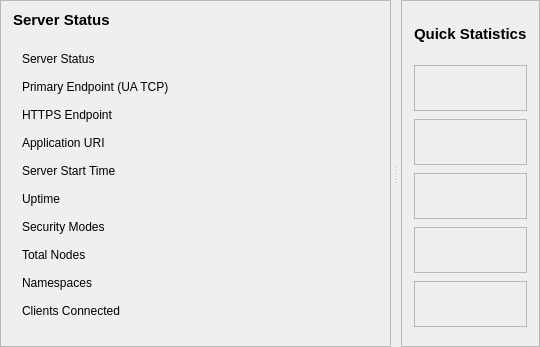
sanny32/OpenUaSim, file src/ui/pages/statuspage.ui: the form before one commit.
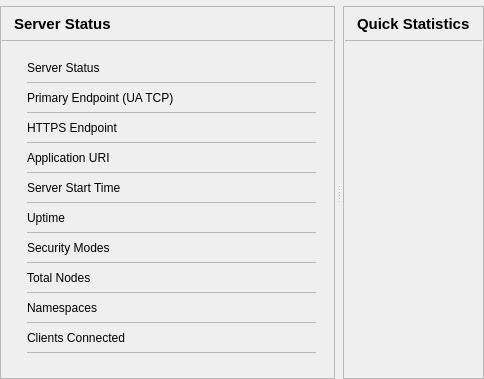
The form after the commit. Custom widgets are drawn as their Qt base class.

```diff
--- a/src/ui/pages/statuspage.ui
+++ b/src/ui/pages/statuspage.ui
@@ -10,7 +10,7 @@
     <number>0</number>
    </property>
    <property name="topMargin">
-    <number>0</number>
+    <number>6</number>
    </property>
    <property name="rightMargin">
     <number>0</number>
@@ -27,7 +27,7 @@
       <bool>false</bool>
      </property>
      <property name="handleWidth">
-      <number>10</number>
+      <number>8</number>
      </property>
      <widget class="QFrame" name="serverStatusPanel">
       <property name="frameShape">
@@ -41,19 +41,33 @@
       </property>
       <layout class="QVBoxLayout" name="serverStatusPanelLayout">
        <property name="spacing">
-        <number>14</number>
+        <number>0</number>
        </property>
        <property name="leftMargin">
+        <number>1</number>
+       </property>
+       <property name="topMargin">
+        <number>1</number>
+       </property>
+       <property name="rightMargin">
+        <number>1</number>
+       </property>
+       <property name="bottomMargin">
+        <number>1</number>
+       </property>
+       <item>
+        <layout class="QHBoxLayout" name="serverStatusPanelHeaderLayout">
+         <property name="leftMargin">
         <number>12</number>
        </property>
        <property name="topMargin">
-        <number>10</number>
+          <number>5</number>
        </property>
        <property name="rightMargin">
         <number>12</number>
        </property>
        <property name="bottomMargin">
-        <number>12</number>
+          <number>5</number>
        </property>
        <item>
         <widget class="QLabel" name="serverStatusTitle">
@@ -66,26 +80,99 @@
          <property name="text">
           <string>Server Status</string>
          </property>
-        </widget>
-       </item>
+           <property name="minimumSize">
+            <size>
+             <width>0</width>
+             <height>22</height>
+            </size>
+           </property>
+          </widget>
+         </item>
+        </layout>
+       </item>
+       <item>
+        <widget class="QFrame" name="serverStatusPanelSeparator">
+         <property name="frameShape">
+          <enum>QFrame::StyledPanel</enum>
+         </property>
+         <property name="minimumSize">
+          <size>
+           <width>0</width>
+           <height>1</height>
+          </size>
+         </property>
+         <property name="maximumSize">
+          <size>
+           <width>16777215</width>
+           <height>1</height>
+          </size>
+         </property>
+         <property name="separator" stdset="0">
+          <bool>true</bool>
+         </property>
+        </widget>
+       </item>
+       <item>
+        <widget class="QScrollArea" name="serverStatusPanelScroll">
+         <property name="frameShape">
+          <enum>QFrame::NoFrame</enum>
+         </property>
+         <property name="widgetResizable">
+          <bool>true</bool>
+         </property>
+         <property name="horizontalScrollBarPolicy">
+          <enum>Qt::ScrollBarAlwaysOff</enum>
+         </property>
+         <property name="panelBody" stdset="0">
+          <bool>true</bool>
+         </property>
+         <widget class="QWidget" name="serverStatusPanelBody">
+          <layout class="QVBoxLayout" name="serverStatusPanelBodyLayout">
+           <property name="spacing">
+            <number>8</number>
+           </property>
+           <property name="leftMargin">
+            <number>16</number>
+           </property>
+           <property name="topMargin">
+            <number>8</number>
+           </property>
+           <property name="rightMargin">
+            <number>16</number>
+           </property>
+           <property name="bottomMargin">
+            <number>8</number>
+           </property>
        <item>
         <widget class="QWidget" name="statusFormHost">
-         <layout class="QGridLayout" name="statusForm" columnstretch="0,1" columnminimumwidth="300,0">
+             <layout class="QGridLayout" name="statusForm" columnstretch="0,1" columnminimumwidth="250,0">
           <property name="horizontalSpacing">
-           <number>40</number>
+               <number>32</number>
           </property>
           <property name="verticalSpacing">
-           <number>14</number>
+               <number>5</number>
           </property>
           <item row="0" column="0">
            <widget class="QLabel" name="serverStatusLabel">
             <property name="text">
              <string>Server Status</string>
             </property>
+                <property name="minimumSize">
+                 <size>
+                  <width>0</width>
+                  <height>19</height>
+                 </size>
+                </property>
            </widget>
           </item>
           <item row="0" column="1">
            <widget class="StatusIndicator" name="serverStatusIndicator" native="true">
+                <property name="minimumSize">
+                 <size>
+                  <width>0</width>
+                  <height>19</height>
+                 </size>
+                </property>
             <property name="sizePolicy">
              <sizepolicy hsizetype="Expanding" vsizetype="Preferred">
               <horstretch>0</horstretch>
@@ -94,18 +181,52 @@
             </property>
            </widget>
           </item>
-          <item row="1" column="0">
+              <item row="1" column="0" rowspan="1" colspan="2">
+               <widget class="QFrame" name="statusRowSeparator1">
+                <property name="frameShape">
+                 <enum>QFrame::StyledPanel</enum>
+                </property>
+                <property name="minimumSize">
+                 <size>
+                  <width>0</width>
+                  <height>1</height>
+                 </size>
+                </property>
+                <property name="maximumSize">
+                 <size>
+                  <width>16777215</width>
+                  <height>1</height>
+                 </size>
+                </property>
+                <property name="separator" stdset="0">
+                 <bool>true</bool>
+                </property>
+               </widget>
+              </item>
+              <item row="2" column="0">
            <widget class="QLabel" name="primaryEndpointLabel">
             <property name="text">
              <string>Primary Endpoint (UA TCP)</string>
             </property>
-           </widget>
-          </item>
-          <item row="1" column="1">
+                <property name="minimumSize">
+                 <size>
+                  <width>0</width>
+                  <height>19</height>
+                 </size>
+                </property>
+               </widget>
+              </item>
+              <item row="2" column="1">
            <widget class="QLabel" name="primaryEndpointValue">
             <property name="text">
              <string/>
             </property>
+                <property name="minimumSize">
+                 <size>
+                  <width>0</width>
+                  <height>19</height>
+                 </size>
+                </property>
             <property name="sizePolicy">
              <sizepolicy hsizetype="Expanding" vsizetype="Preferred">
               <horstretch>0</horstretch>
@@ -114,15 +235,49 @@
             </property>
            </widget>
           </item>
-          <item row="2" column="0">
+              <item row="3" column="0" rowspan="1" colspan="2">
+               <widget class="QFrame" name="statusRowSeparator2">
+                <property name="frameShape">
+                 <enum>QFrame::StyledPanel</enum>
+                </property>
+                <property name="minimumSize">
+                 <size>
+                  <width>0</width>
+                  <height>1</height>
+                 </size>
+                </property>
+                <property name="maximumSize">
+                 <size>
+                  <width>16777215</width>
+                  <height>1</height>
+                 </size>
+                </property>
+                <property name="separator" stdset="0">
+                 <bool>true</bool>
+                </property>
+               </widget>
+              </item>
+              <item row="4" column="0">
            <widget class="QLabel" name="httpsEndpointLabel">
             <property name="text">
              <string>HTTPS Endpoint</string>
             </property>
-           </widget>
-          </item>
-          <item row="2" column="1">
+                <property name="minimumSize">
+                 <size>
+                  <width>0</width>
+                  <height>19</height>
+                 </size>
+                </property>
+               </widget>
+              </item>
+              <item row="4" column="1">
            <widget class="StatusIndicator" name="httpsIndicator" native="true">
+                <property name="minimumSize">
+                 <size>
+                  <width>0</width>
+                  <height>19</height>
+                 </size>
+                </property>
             <property name="sizePolicy">
              <sizepolicy hsizetype="Expanding" vsizetype="Preferred">
               <horstretch>0</horstretch>
@@ -131,18 +286,52 @@
             </property>
            </widget>
           </item>
-          <item row="3" column="0">
+              <item row="5" column="0" rowspan="1" colspan="2">
+               <widget class="QFrame" name="statusRowSeparator3">
+                <property name="frameShape">
+                 <enum>QFrame::StyledPanel</enum>
+                </property>
+                <property name="minimumSize">
+                 <size>
+                  <width>0</width>
+                  <height>1</height>
+                 </size>
+                </property>
+                <property name="maximumSize">
+                 <size>
+                  <width>16777215</width>
+                  <height>1</height>
+                 </size>
+                </property>
+                <property name="separator" stdset="0">
+                 <bool>true</bool>
+                </property>
+               </widget>
+              </item>
+              <item row="6" column="0">
            <widget class="QLabel" name="applicationUriLabel">
             <property name="text">
              <string>Application URI</string>
             </property>
-           </widget>
-          </item>
-          <item row="3" column="1">
+                <property name="minimumSize">
+                 <size>
+                  <width>0</width>
+                  <height>19</height>
+                 </size>
+                </property>
+               </widget>
+              </item>
+              <item row="6" column="1">
            <widget class="QLabel" name="applicationUriValue">
             <property name="text">
              <string/>
             </property>
+                <property name="minimumSize">
+                 <size>
+                  <width>0</width>
+                  <height>19</height>
+                 </size>
+                </property>
             <property name="sizePolicy">
              <sizepolicy hsizetype="Expanding" vsizetype="Preferred">
               <horstretch>0</horstretch>
@@ -151,18 +340,52 @@
             </property>
            </widget>
           </item>
-          <item row="4" column="0">
+              <item row="7" column="0" rowspan="1" colspan="2">
+               <widget class="QFrame" name="statusRowSeparator4">
+                <property name="frameShape">
+                 <enum>QFrame::StyledPanel</enum>
+                </property>
+                <property name="minimumSize">
+                 <size>
+                  <width>0</width>
+                  <height>1</height>
+                 </size>
+                </property>
+                <property name="maximumSize">
+                 <size>
+                  <width>16777215</width>
+                  <height>1</height>
+                 </size>
+                </property>
+                <property name="separator" stdset="0">
+                 <bool>true</bool>
+                </property>
+               </widget>
+              </item>
+              <item row="8" column="0">
            <widget class="QLabel" name="startTimeLabel">
             <property name="text">
              <string>Server Start Time</string>
             </property>
-           </widget>
-          </item>
-          <item row="4" column="1">
+                <property name="minimumSize">
+                 <size>
+                  <width>0</width>
+                  <height>19</height>
+                 </size>
+                </property>
+               </widget>
+              </item>
+              <item row="8" column="1">
            <widget class="QLabel" name="startTimeValue">
             <property name="text">
              <string/>
             </property>
+                <property name="minimumSize">
+                 <size>
+                  <width>0</width>
+                  <height>19</height>
+                 </size>
+                </property>
             <property name="sizePolicy">
              <sizepolicy hsizetype="Expanding" vsizetype="Preferred">
               <horstretch>0</horstretch>
@@ -171,18 +394,52 @@
             </property>
            </widget>
           </item>
-          <item row="5" column="0">
+              <item row="9" column="0" rowspan="1" colspan="2">
+               <widget class="QFrame" name="statusRowSeparator5">
+                <property name="frameShape">
+                 <enum>QFrame::StyledPanel</enum>
+                </property>
+                <property name="minimumSize">
+                 <size>
+                  <width>0</width>
+                  <height>1</height>
+                 </size>
+                </property>
+                <property name="maximumSize">
+                 <size>
+                  <width>16777215</width>
+                  <height>1</height>
+                 </size>
+                </property>
+                <property name="separator" stdset="0">
+                 <bool>true</bool>
+                </property>
+               </widget>
+              </item>
+              <item row="10" column="0">
            <widget class="QLabel" name="uptimeLabel">
             <property name="text">
              <string>Uptime</string>
             </property>
-           </widget>
-          </item>
-          <item row="5" column="1">
+                <property name="minimumSize">
+                 <size>
+                  <width>0</width>
+                  <height>19</height>
+                 </size>
+                </property>
+               </widget>
+              </item>
+              <item row="10" column="1">
            <widget class="QLabel" name="uptimeValue">
             <property name="text">
              <string/>
             </property>
+                <property name="minimumSize">
+                 <size>
+                  <width>0</width>
+                  <height>19</height>
+                 </size>
+                </property>
             <property name="sizePolicy">
              <sizepolicy hsizetype="Expanding" vsizetype="Preferred">
               <horstretch>0</horstretch>
@@ -191,18 +448,52 @@
             </property>
            </widget>
           </item>
-          <item row="6" column="0">
+              <item row="11" column="0" rowspan="1" colspan="2">
+               <widget class="QFrame" name="statusRowSeparator6">
+                <property name="frameShape">
+                 <enum>QFrame::StyledPanel</enum>
+                </property>
+                <property name="minimumSize">
+                 <size>
+                  <width>0</width>
+                  <height>1</height>
+                 </size>
+                </property>
+                <property name="maximumSize">
+                 <size>
+                  <width>16777215</width>
+                  <height>1</height>
+                 </size>
+                </property>
+                <property name="separator" stdset="0">
+                 <bool>true</bool>
+                </property>
+               </widget>
+              </item>
+              <item row="12" column="0">
            <widget class="QLabel" name="securityModesLabel">
             <property name="text">
              <string>Security Modes</string>
             </property>
-           </widget>
-          </item>
-          <item row="6" column="1">
+                <property name="minimumSize">
+                 <size>
+                  <width>0</width>
+                  <height>19</height>
+                 </size>
+                </property>
+               </widget>
+              </item>
+              <item row="12" column="1">
            <widget class="QLabel" name="securityModesValue">
             <property name="text">
              <string/>
             </property>
+                <property name="minimumSize">
+                 <size>
+                  <width>0</width>
+                  <height>19</height>
+                 </size>
+                </property>
             <property name="sizePolicy">
              <sizepolicy hsizetype="Expanding" vsizetype="Preferred">
               <horstretch>0</horstretch>
@@ -211,18 +502,52 @@
             </property>
            </widget>
           </item>
-          <item row="7" column="0">
+              <item row="13" column="0" rowspan="1" colspan="2">
+               <widget class="QFrame" name="statusRowSeparator7">
+                <property name="frameShape">
+                 <enum>QFrame::StyledPanel</enum>
+                </property>
+                <property name="minimumSize">
+                 <size>
+                  <width>0</width>
+                  <height>1</height>
+                 </size>
+                </property>
+                <property name="maximumSize">
+                 <size>
+                  <width>16777215</width>
+                  <height>1</height>
+                 </size>
+                </property>
+                <property name="separator" stdset="0">
+                 <bool>true</bool>
+                </property>
+               </widget>
+              </item>
+              <item row="14" column="0">
            <widget class="QLabel" name="totalNodesLabel">
             <property name="text">
              <string>Total Nodes</string>
             </property>
-           </widget>
-          </item>
-          <item row="7" column="1">
+                <property name="minimumSize">
+                 <size>
+                  <width>0</width>
+                  <height>19</height>
+                 </size>
+                </property>
+               </widget>
+              </item>
+              <item row="14" column="1">
            <widget class="QLabel" name="totalNodesValue">
             <property name="text">
              <string/>
             </property>
+                <property name="minimumSize">
+                 <size>
+                  <width>0</width>
+                  <height>19</height>
+                 </size>
+                </property>
             <property name="sizePolicy">
              <sizepolicy hsizetype="Expanding" vsizetype="Preferred">
               <horstretch>0</horstretch>
@@ -231,18 +556,52 @@
             </property>
            </widget>
           </item>
-          <item row="8" column="0">
+              <item row="15" column="0" rowspan="1" colspan="2">
+               <widget class="QFrame" name="statusRowSeparator8">
+                <property name="frameShape">
+                 <enum>QFrame::StyledPanel</enum>
+                </property>
+                <property name="minimumSize">
+                 <size>
+                  <width>0</width>
+                  <height>1</height>
+                 </size>
+                </property>
+                <property name="maximumSize">
+                 <size>
+                  <width>16777215</width>
+                  <height>1</height>
+                 </size>
+                </property>
+                <property name="separator" stdset="0">
+                 <bool>true</bool>
+                </property>
+               </widget>
+              </item>
+              <item row="16" column="0">
            <widget class="QLabel" name="namespacesLabel">
             <property name="text">
              <string>Namespaces</string>
             </property>
-           </widget>
-          </item>
-          <item row="8" column="1">
+                <property name="minimumSize">
+                 <size>
+                  <width>0</width>
+                  <height>19</height>
+                 </size>
+                </property>
+               </widget>
+              </item>
+              <item row="16" column="1">
            <widget class="QLabel" name="namespacesValue">
             <property name="text">
              <string/>
             </property>
+                <property name="minimumSize">
+                 <size>
+                  <width>0</width>
+                  <height>19</height>
+                 </size>
+                </property>
             <property name="sizePolicy">
              <sizepolicy hsizetype="Expanding" vsizetype="Preferred">
               <horstretch>0</horstretch>
@@ -251,18 +610,52 @@
             </property>
            </widget>
           </item>
-          <item row="9" column="0">
+              <item row="17" column="0" rowspan="1" colspan="2">
+               <widget class="QFrame" name="statusRowSeparator9">
+                <property name="frameShape">
+                 <enum>QFrame::StyledPanel</enum>
+                </property>
+                <property name="minimumSize">
+                 <size>
+                  <width>0</width>
+                  <height>1</height>
+                 </size>
+                </property>
+                <property name="maximumSize">
+                 <size>
+                  <width>16777215</width>
+                  <height>1</height>
+                 </size>
+                </property>
+                <property name="separator" stdset="0">
+                 <bool>true</bool>
+                </property>
+               </widget>
+              </item>
+              <item row="18" column="0">
            <widget class="QLabel" name="clientsLabel">
             <property name="text">
              <string>Clients Connected</string>
             </property>
-           </widget>
-          </item>
-          <item row="9" column="1">
+                <property name="minimumSize">
+                 <size>
+                  <width>0</width>
+                  <height>19</height>
+                 </size>
+                </property>
+               </widget>
+              </item>
+              <item row="18" column="1">
            <widget class="QLabel" name="clientsValue">
             <property name="text">
              <string/>
             </property>
+                <property name="minimumSize">
+                 <size>
+                  <width>0</width>
+                  <height>19</height>
+                 </size>
+                </property>
             <property name="sizePolicy">
              <sizepolicy hsizetype="Expanding" vsizetype="Preferred">
               <horstretch>0</horstretch>
@@ -271,6 +664,28 @@
             </property>
            </widget>
           </item>
+              <item row="19" column="0" rowspan="1" colspan="2">
+               <widget class="QFrame" name="statusRowSeparator10">
+                <property name="frameShape">
+                 <enum>QFrame::StyledPanel</enum>
+                </property>
+                <property name="minimumSize">
+                 <size>
+                  <width>0</width>
+                  <height>1</height>
+                 </size>
+                </property>
+                <property name="maximumSize">
+                 <size>
+                  <width>16777215</width>
+                  <height>1</height>
+                 </size>
+                </property>
+                <property name="separator" stdset="0">
+                 <bool>true</bool>
+                </property>
+               </widget>
+              </item>
          </layout>
         </widget>
        </item>
@@ -283,6 +698,10 @@
        </item>
       </layout>
      </widget>
+        </widget>
+       </item>
+      </layout>
+     </widget>
      <widget class="QFrame" name="statisticsPanel">
       <property name="frameShape">
        <enum>QFrame::StyledPanel</enum>
@@ -295,19 +714,33 @@
       </property>
       <layout class="QVBoxLayout" name="statisticsPanelLayout">
        <property name="spacing">
-        <number>8</number>
+        <number>0</number>
        </property>
        <property name="leftMargin">
+        <number>1</number>
+       </property>
+       <property name="topMargin">
+        <number>1</number>
+       </property>
+       <property name="rightMargin">
+        <number>1</number>
+       </property>
+       <property name="bottomMargin">
+        <number>1</number>
+       </property>
+       <item>
+        <layout class="QHBoxLayout" name="statisticsPanelHeaderLayout">
+         <property name="leftMargin">
         <number>12</number>
        </property>
        <property name="topMargin">
-        <number>10</number>
+          <number>5</number>
        </property>
        <property name="rightMargin">
         <number>12</number>
        </property>
        <property name="bottomMargin">
-        <number>12</number>
+          <number>5</number>
        </property>
        <item>
         <widget class="QLabel" name="statisticsTitle">
@@ -320,41 +753,87 @@
          <property name="text">
           <string>Quick Statistics</string>
          </property>
-        </widget>
-       </item>
+           <property name="minimumSize">
+            <size>
+             <width>0</width>
+             <height>22</height>
+            </size>
+           </property>
+          </widget>
+         </item>
+        </layout>
+       </item>
+       <item>
+        <widget class="QFrame" name="statisticsPanelSeparator">
+         <property name="frameShape">
+          <enum>QFrame::StyledPanel</enum>
+         </property>
+         <property name="minimumSize">
+          <size>
+           <width>0</width>
+           <height>1</height>
+          </size>
+         </property>
+         <property name="maximumSize">
+          <size>
+           <width>16777215</width>
+           <height>1</height>
+          </size>
+         </property>
+         <property name="separator" stdset="0">
+          <bool>true</bool>
+         </property>
+        </widget>
+       </item>
+       <item>
+        <widget class="QScrollArea" name="statisticsPanelScroll">
+         <property name="frameShape">
+          <enum>QFrame::NoFrame</enum>
+         </property>
+         <property name="widgetResizable">
+          <bool>true</bool>
+         </property>
+         <property name="horizontalScrollBarPolicy">
+          <enum>Qt::ScrollBarAlwaysOff</enum>
+         </property>
+         <property name="panelBody" stdset="0">
+          <bool>true</bool>
+         </property>
+         <widget class="QWidget" name="statisticsPanelBody">
+          <layout class="QVBoxLayout" name="statisticsPanelBodyLayout">
+           <property name="spacing">
+            <number>9</number>
+           </property>
+           <property name="leftMargin">
+            <number>10</number>
+           </property>
+           <property name="topMargin">
+            <number>6</number>
+           </property>
+           <property name="rightMargin">
+            <number>10</number>
+           </property>
+           <property name="bottomMargin">
+            <number>5</number>
+           </property>
        <item>
         <widget class="StatCardWidget" name="serverStatusCard">
-         <property name="frameShape">
-          <enum>QFrame::StyledPanel</enum>
-         </property>
         </widget>
        </item>
        <item>
         <widget class="StatCardWidget" name="clientsCard">
-         <property name="frameShape">
-          <enum>QFrame::StyledPanel</enum>
-         </property>
         </widget>
        </item>
        <item>
         <widget class="StatCardWidget" name="nodesCard">
-         <property name="frameShape">
-          <enum>QFrame::StyledPanel</enum>
-         </property>
         </widget>
        </item>
        <item>
         <widget class="StatCardWidget" name="namespacesCard">
-         <property name="frameShape">
-          <enum>QFrame::StyledPanel</enum>
-         </property>
         </widget>
        </item>
        <item>
         <widget class="StatCardWidget" name="securityCard">
-         <property name="frameShape">
-          <enum>QFrame::StyledPanel</enum>
-         </property>
         </widget>
        </item>
        <item>
@@ -363,6 +842,10 @@
           <enum>Qt::Vertical</enum>
          </property>
         </spacer>
+           </item>
+          </layout>
+         </widget>
+        </widget>
        </item>
       </layout>
      </widget>
```
Left out of the diff: 6 changed lines with no effect on the pictures. Lines whose indentation alone changed are shown as unchanged.
